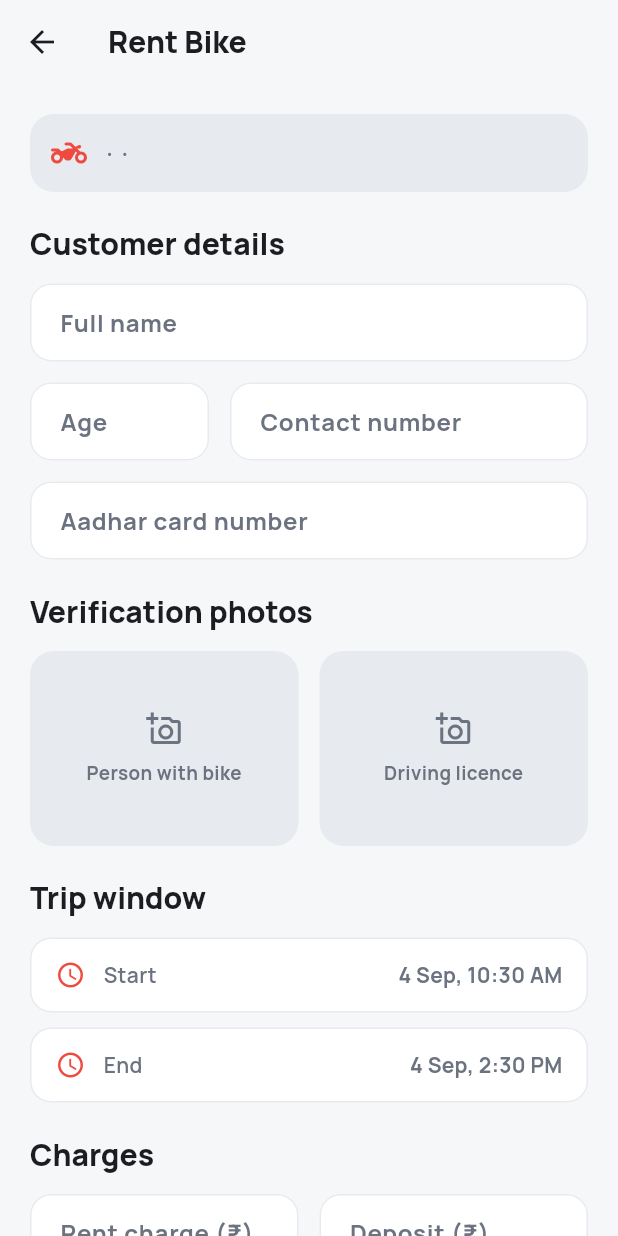
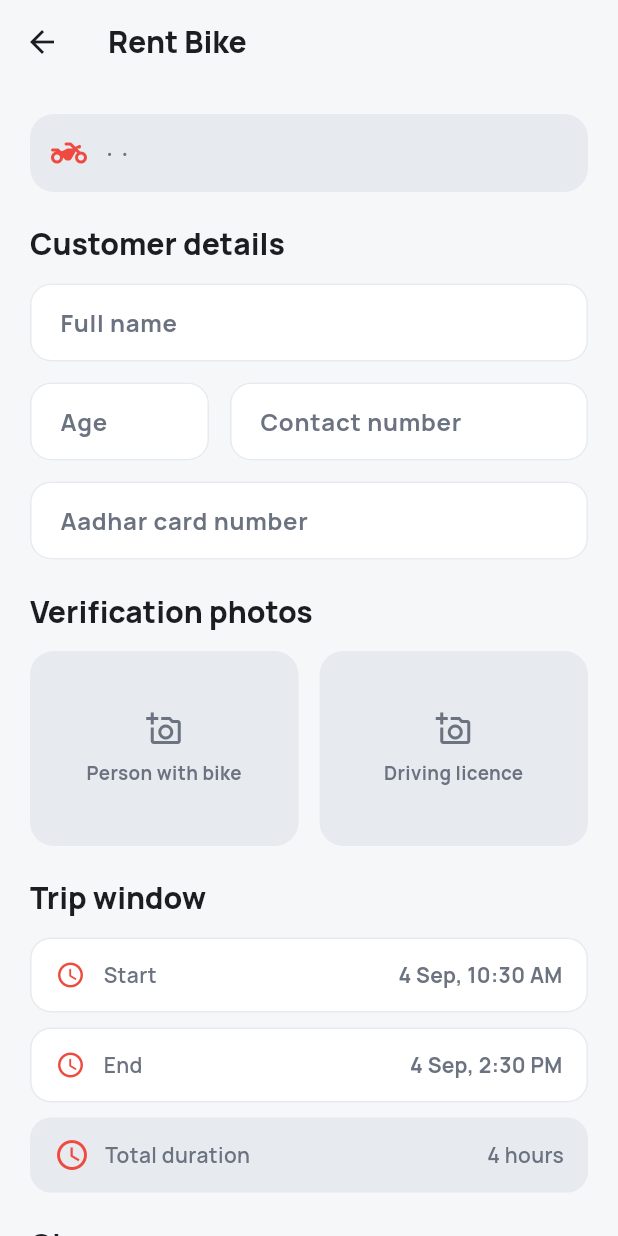
Before and after one commit to vaibhavvkumarr/ridrepo, a Flutter app: the RentalFormScreen screen opened directly with empty values, on a phone screen of 412 x 824 dp. Run offline on Flutter 3.47's test engine with Material 3 defaults, Android fonts, the phone set to English and light mode, and no system bars; our stand-ins replace google_fonts, image_picker, shared_preferences, sqflite; accounts and stored records are empty.

Commit message:
second commit

```diff
--- a/lib/screens/rental_detail_screen.dart
+++ b/lib/screens/rental_detail_screen.dart
@@ -12,7 +12,8 @@ class RentalDetailScreen extends StatefulWidget {
   final Rental rental;
   final Bike bike;
 
-  const RentalDetailScreen({super.key, required this.rental, required this.bike});
+  const RentalDetailScreen(
+      {super.key, required this.rental, required this.bike});
 
   @override
   State<RentalDetailScreen> createState() => _RentalDetailScreenState();
@@ -21,13 +22,26 @@ class RentalDetailScreen extends StatefulWidget {
 class _RentalDetailScreenState extends State<RentalDetailScreen> {
   bool _ending = false;
 
+  String _formatDuration(Duration duration) {
+    final minutes = duration.inMinutes;
+    if (minutes <= 0) return '0 minutes';
+
+    final hours = minutes ~/ 60;
+    final remainingMinutes = minutes % 60;
+    if (hours == 0) return '$remainingMinutes minutes';
+    if (remainingMinutes == 0) return '$hours ${hours == 1 ? 'hour' : 'hours'}';
+    return '$hours ${hours == 1 ? 'hour' : 'hours'} $remainingMinutes minutes';
+  }
+
   Future<void> _endTrip() async {
     final confirmed = await showDialog<bool>(
       context: context,
       builder: (ctx) => AlertDialog(
         title: const Text('End trip?'),
         content: Text(
-          'Mark ${widget.bike.model} (${widget.bike.number}) as returned by ${widget.rental.customerName}?',
+          'Mark ${widget.bike.model} (${widget.bike.number}) as returned by ${widget.rental.customerName}?\n\n'
+          'Planned duration: ${_formatDuration(widget.rental.endDateTime.difference(widget.rental.startDateTime))}\n'
+          'Total duration now: ${_formatDuration(DateTime.now().difference(widget.rental.startDateTime))}',
         ),
         actions: [
           TextButton(
@@ -46,7 +60,8 @@ class _RentalDetailScreenState extends State<RentalDetailScreen> {
     setState(() => _ending = true);
     await DatabaseHelper.instance
         .completeRental(widget.rental.id!, DateTime.now());
-    await DatabaseHelper.instance.updateBikeStatus(widget.bike.id!, 'available');
+    await DatabaseHelper.instance
+        .updateBikeStatus(widget.bike.id!, 'available');
     if (!mounted) return;
     Navigator.of(context).pop(true);
   }
@@ -72,7 +87,8 @@ class _RentalDetailScreenState extends State<RentalDetailScreen> {
               ),
               child: Row(
                 children: [
-                  const Icon(Icons.two_wheeler_rounded, color: AppColors.primaryRed),
+                  const Icon(Icons.two_wheeler_rounded,
+                      color: AppColors.primaryRed),
                   const SizedBox(width: 12),
                   Expanded(
                     child: Column(
@@ -87,7 +103,8 @@ class _RentalDetailScreenState extends State<RentalDetailScreen> {
                   ),
                   if (rental.status == 'active')
                     Container(
-                      padding: const EdgeInsets.symmetric(horizontal: 10, vertical: 5),
+                      padding: const EdgeInsets.symmetric(
+                          horizontal: 10, vertical: 5),
                       decoration: BoxDecoration(
                         color: overdue
                             ? AppColors.danger.withValues(alpha: 0.14)
@@ -116,20 +133,40 @@ class _RentalDetailScreenState extends State<RentalDetailScreen> {
             const SizedBox(height: 22),
             Text('Trip window', style: Theme.of(context).textTheme.titleLarge),
             const SizedBox(height: 10),
-            _InfoRow(label: 'Start', value: dateFormat.format(rental.startDateTime)),
-            _InfoRow(label: 'End', value: dateFormat.format(rental.endDateTime)),
-            if (rental.actualReturnDateTime != null)
+            _InfoRow(
+                label: 'Start', value: dateFormat.format(rental.startDateTime)),
+            _InfoRow(
+                label: 'End', value: dateFormat.format(rental.endDateTime)),
+            _InfoRow(
+              label: 'Planned duration',
+              value: _formatDuration(
+                rental.endDateTime.difference(rental.startDateTime),
+              ),
+            ),
+            if (rental.actualReturnDateTime != null) ...[
               _InfoRow(
                 label: 'Returned',
                 value: dateFormat.format(rental.actualReturnDateTime!),
               ),
+              _InfoRow(
+                label: 'Actual duration',
+                value: _formatDuration(
+                  rental.actualReturnDateTime!.difference(rental.startDateTime),
+                ),
+              ),
+            ],
             const SizedBox(height: 22),
             Text('Charges', style: Theme.of(context).textTheme.titleLarge),
             const SizedBox(height: 10),
-            _InfoRow(label: 'Rent charge', value: '₹${rental.rentCharge.toStringAsFixed(0)}'),
-            _InfoRow(label: 'Deposit', value: '₹${rental.deposit.toStringAsFixed(0)}'),
+            _InfoRow(
+                label: 'Rent charge',
+                value: '₹${rental.rentCharge.toStringAsFixed(0)}'),
+            _InfoRow(
+                label: 'Deposit',
+                value: '₹${rental.deposit.toStringAsFixed(0)}'),
             const SizedBox(height: 22),
-            Text('Verification photos', style: Theme.of(context).textTheme.titleLarge),
+            Text('Verification photos',
+                style: Theme.of(context).textTheme.titleLarge),
             const SizedBox(height: 10),
             Row(
               children: [
@@ -183,7 +220,8 @@ class _InfoRow extends StatelessWidget {
       child: Row(
         children: [
           Expanded(
-            child: Text(label, style: const TextStyle(color: AppColors.textSecondary)),
+            child: Text(label,
+                style: const TextStyle(color: AppColors.textSecondary)),
           ),
           Expanded(
             child: Text(
@@ -226,7 +264,8 @@ class _PhotoView extends StatelessWidget {
           ClipRRect(
             borderRadius: BorderRadius.circular(14),
             child: file.existsSync()
-                ? Image.file(file, height: 120, width: double.infinity, fit: BoxFit.cover)
+                ? Image.file(file,
+                    height: 120, width: double.infinity, fit: BoxFit.cover)
                 : Container(
                     height: 120,
                     color: AppColors.cardMuted,
@@ -236,7 +275,8 @@ class _PhotoView extends StatelessWidget {
           ),
           const SizedBox(height: 6),
           Text(label,
-              style: const TextStyle(fontSize: 12.5, color: AppColors.textSecondary)),
+              style: const TextStyle(
+                  fontSize: 12.5, color: AppColors.textSecondary)),
         ],
       ),
     );
--- a/lib/screens/rental_form_screen.dart
+++ b/lib/screens/rental_form_screen.dart
@@ -35,6 +35,17 @@ class _RentalFormScreenState extends State<RentalFormScreen> {
 
   bool _saving = false;
   final _picker = ImagePicker();
+
+  String _formatDuration(Duration duration) {
+    final minutes = duration.inMinutes;
+    if (minutes <= 0) return '0 minutes';
+
+    final hours = minutes ~/ 60;
+    final remainingMinutes = minutes % 60;
+    if (hours == 0) return '$remainingMinutes minutes';
+    if (remainingMinutes == 0) return '$hours ${hours == 1 ? 'hour' : 'hours'}';
+    return '$hours ${hours == 1 ? 'hour' : 'hours'} $remainingMinutes minutes';
+  }
 
   Future<void> _pickImage(bool isPersonPhoto) async {
     final source = await showModalBottomSheet<ImageSource>(
@@ -132,8 +143,9 @@ class _RentalFormScreenState extends State<RentalFormScreen> {
       startDateTime: _startDateTime,
       endDateTime: _endDateTime,
       rentCharge: double.parse(_chargeController.text.trim()),
-      deposit: double.parse(
-          _depositController.text.trim().isEmpty ? '0' : _depositController.text.trim()),
+      deposit: double.parse(_depositController.text.trim().isEmpty
+          ? '0'
+          : _depositController.text.trim()),
     );
 
     await DatabaseHelper.instance.insertRental(rental);
@@ -191,7 +203,8 @@ class _RentalFormScreenState extends State<RentalFormScreen> {
                 ),
               ),
               const SizedBox(height: 22),
-              Text('Customer details', style: Theme.of(context).textTheme.titleLarge),
+              Text('Customer details',
+                  style: Theme.of(context).textTheme.titleLarge),
               const SizedBox(height: 14),
               TextFormField(
                 controller: _nameController,
@@ -221,7 +234,8 @@ class _RentalFormScreenState extends State<RentalFormScreen> {
                     child: TextFormField(
                       controller: _contactController,
                       keyboardType: TextInputType.phone,
-                      decoration: const InputDecoration(labelText: 'Contact number'),
+                      decoration:
+                          const InputDecoration(labelText: 'Contact number'),
                       validator: (v) => (v == null || v.trim().length < 10)
                           ? 'Enter valid number'
                           : null,
@@ -233,13 +247,15 @@ class _RentalFormScreenState extends State<RentalFormScreen> {
               TextFormField(
                 controller: _aadharController,
                 keyboardType: TextInputType.number,
-                decoration: const InputDecoration(labelText: 'Aadhar card number'),
+                decoration:
+                    const InputDecoration(labelText: 'Aadhar card number'),
                 validator: (v) => (v == null || v.trim().length < 4)
                     ? 'Enter Aadhar number'
                     : null,
               ),
               const SizedBox(height: 22),
-              Text('Verification photos', style: Theme.of(context).textTheme.titleLarge),
+              Text('Verification photos',
+                  style: Theme.of(context).textTheme.titleLarge),
               const SizedBox(height: 14),
               Row(
                 children: [
@@ -261,7 +277,8 @@ class _RentalFormScreenState extends State<RentalFormScreen> {
                 ],
               ),
               const SizedBox(height: 22),
-              Text('Trip window', style: Theme.of(context).textTheme.titleLarge),
+              Text('Trip window',
+                  style: Theme.of(context).textTheme.titleLarge),
               const SizedBox(height: 14),
               _DateTimeTile(
                 label: 'Start',
@@ -274,6 +291,35 @@ class _RentalFormScreenState extends State<RentalFormScreen> {
                 value: dateFormat.format(_endDateTime),
                 onTap: () => _pickDateTime(false),
               ),
+              const SizedBox(height: 10),
+              Container(
+                padding:
+                    const EdgeInsets.symmetric(horizontal: 16, vertical: 13),
+                decoration: BoxDecoration(
+                  color: AppColors.cardMuted,
+                  borderRadius: BorderRadius.circular(14),
+                ),
+                child: Row(
+                  children: [
+                    const Icon(Icons.schedule_outlined,
+                        color: AppColors.primaryRed),
+                    const SizedBox(width: 10),
+                    const Text('Total duration',
+                        style: TextStyle(fontWeight: FontWeight.w600)),
+                    const Spacer(),
+                    Text(
+                      _endDateTime.isAfter(_startDateTime)
+                          ? _formatDuration(
+                              _endDateTime.difference(_startDateTime))
+                          : 'Select a valid end time',
+                      style: const TextStyle(
+                        color: AppColors.textSecondary,
+                        fontWeight: FontWeight.w600,
+                      ),
+                    ),
+                  ],
+                ),
+              ),
               const SizedBox(height: 22),
               Text('Charges', style: Theme.of(context).textTheme.titleLarge),
               const SizedBox(height: 14),
@@ -282,9 +328,10 @@ class _RentalFormScreenState extends State<RentalFormScreen> {
                   Expanded(
                     child: TextFormField(
                       controller: _chargeController,
-                      keyboardType: const TextInputType.numberWithOptions(decimal: true),
-                      decoration: const InputDecoration(
-                          labelText: 'Rent charge (₹)'),
+                      keyboardType:
+                          const TextInputType.numberWithOptions(decimal: true),
+                      decoration:
+                          const InputDecoration(labelText: 'Rent charge (₹)'),
                       validator: (v) {
                         if (v == null || v.trim().isEmpty) return 'Required';
                         if (double.tryParse(v.trim()) == null) return 'Invalid';
@@ -296,8 +343,10 @@ class _RentalFormScreenState extends State<RentalFormScreen> {
                   Expanded(
                     child: TextFormField(
                       controller: _depositController,
-                      keyboardType: const TextInputType.numberWithOptions(decimal: true),
-                      decoration: const InputDecoration(labelText: 'Deposit (₹)'),
+                      keyboardType:
+                          const TextInputType.numberWithOptions(decimal: true),
+                      decoration:
+                          const InputDecoration(labelText: 'Deposit (₹)'),
                       validator: (v) {
                         if (v == null || v.trim().isEmpty) return null;
                         if (double.tryParse(v.trim()) == null) return 'Invalid';
@@ -373,11 +422,12 @@ class _PhotoPickerTile extends StatelessWidget {
                 alignment: Alignment.bottomLeft,
                 child: Container(
                   width: double.infinity,
-                  padding: const EdgeInsets.symmetric(vertical: 6, horizontal: 8),
+                  padding:
+                      const EdgeInsets.symmetric(vertical: 6, horizontal: 8),
                   decoration: const BoxDecoration(
                     color: Colors.black45,
-                    borderRadius: BorderRadius.vertical(
-                        bottom: Radius.circular(16)),
+                    borderRadius:
+                        BorderRadius.vertical(bottom: Radius.circular(16)),
                   ),
                   child: Text(
                     label,
@@ -415,7 +465,8 @@ class _DateTimeTile extends StatelessWidget {
         ),
         child: Row(
           children: [
-            const Icon(Icons.schedule_rounded, color: AppColors.primaryRed, size: 20),
+            const Icon(Icons.schedule_rounded,
+                color: AppColors.primaryRed, size: 20),
             const SizedBox(width: 12),
             Text(label, style: const TextStyle(fontWeight: FontWeight.w600)),
             const Spacer(),
```
